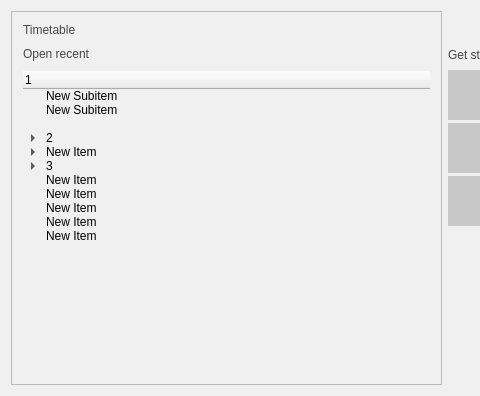
Qt form Orar/OrarApp/HomeView.ui (alexandrutm/UnivTimetable) before a commit; both pictures show x 0 to 480 and y 0 to 396 of the 759 by 396 pixel window.
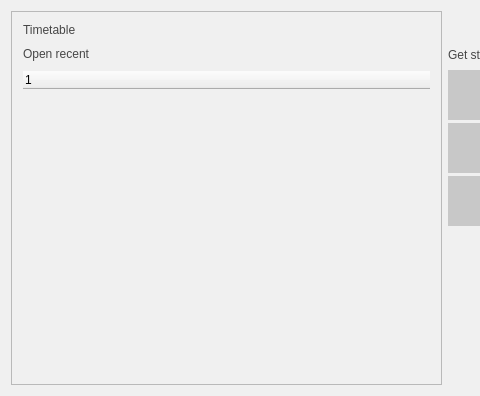
The same form after that commit.

Commit message: Implement new timetable action functionalities by clear context data and switch to home page.

The edit to the form file:
```diff
--- a/Orar/OrarApp/HomeView.ui
+++ b/Orar/OrarApp/HomeView.ui
@@ -84,104 +84,14 @@
           </property>
           <column>
            <property name="text">
-            <string notr="true">1</string>
+            <string notr="true"/>
            </property>
           </column>
-          <item>
-           <property name="text">
-            <string>New Subitem</string>
-           </property>
-          </item>
-          <item>
-           <property name="text">
-            <string>New Subitem</string>
-           </property>
-          </item>
-          <item>
+          <column>
            <property name="text">
             <string/>
            </property>
-          </item>
-          <item>
-           <property name="text">
-            <string>2</string>
-           </property>
-           <item>
-            <property name="text">
-             <string>New Subitem</string>
-            </property>
-            <item>
-             <property name="text">
-              <string>New Subitem</string>
-             </property>
-             <item>
-              <property name="text">
-               <string>New Subitem</string>
-              </property>
-              <item>
-               <property name="text">
-                <string>New Subitem</string>
-               </property>
-              </item>
-             </item>
-            </item>
-           </item>
-          </item>
-          <item>
-           <property name="text">
-            <string>New Item</string>
-           </property>
-           <item>
-            <property name="text">
-             <string/>
-            </property>
-           </item>
-          </item>
-          <item>
-           <property name="text">
-            <string>3</string>
-           </property>
-           <item>
-            <property name="text">
-             <string>New Item</string>
-            </property>
-            <item>
-             <property name="text">
-              <string>New Subitem</string>
-             </property>
-             <item>
-              <property name="text">
-               <string>New Subitem</string>
-              </property>
-             </item>
-            </item>
-           </item>
-          </item>
-          <item>
-           <property name="text">
-            <string>New Item</string>
-           </property>
-          </item>
-          <item>
-           <property name="text">
-            <string>New Item</string>
-           </property>
-          </item>
-          <item>
-           <property name="text">
-            <string>New Item</string>
-           </property>
-          </item>
-          <item>
-           <property name="text">
-            <string>New Item</string>
-           </property>
-          </item>
-          <item>
-           <property name="text">
-            <string>New Item</string>
-           </property>
-          </item>
+          </column>
          </widget>
         </item>
        </layout>
```
The commit also changes 16 other files.
